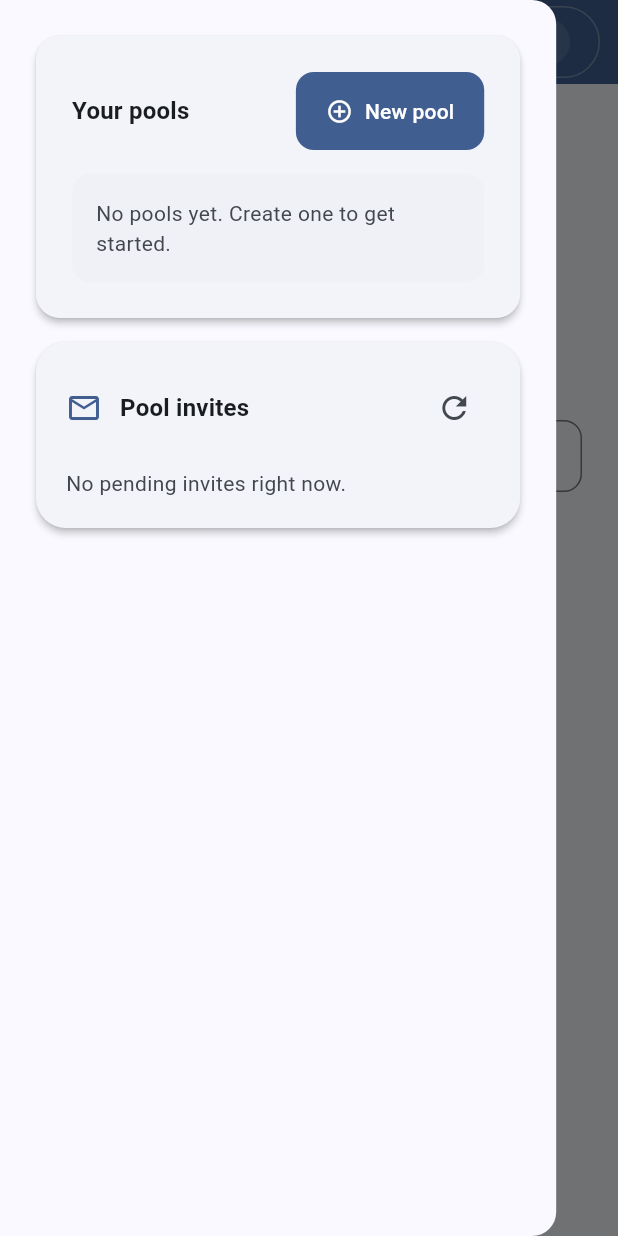
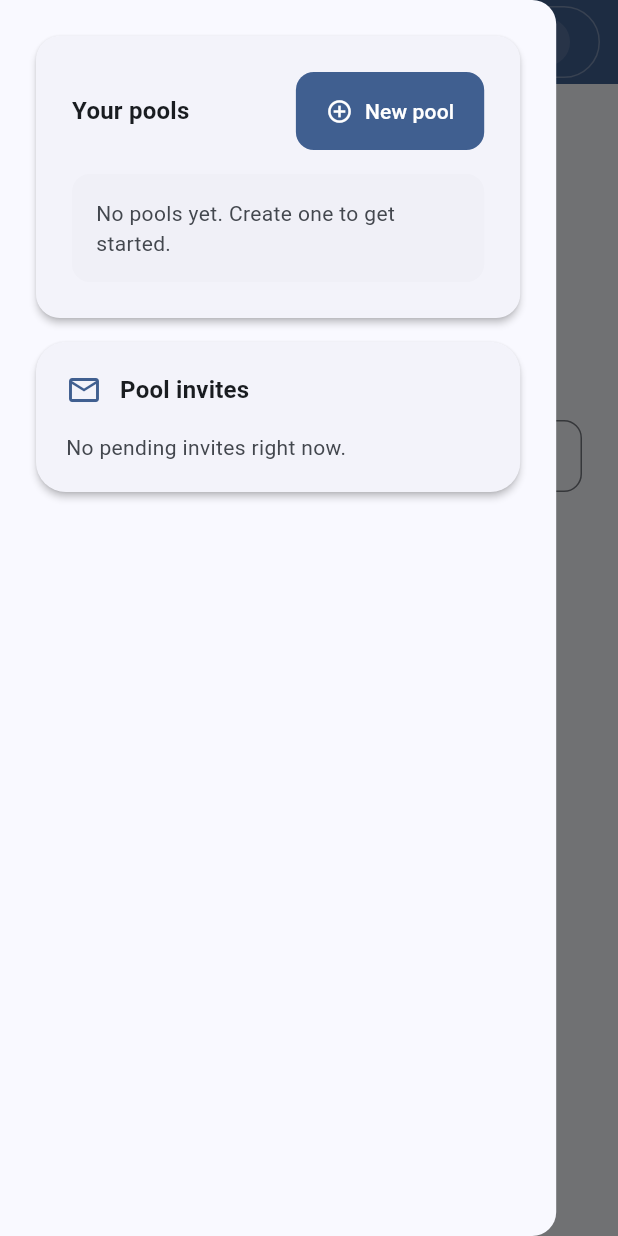
Before and after one commit to jjjacobsen/survivor-pool, a Flutter app: the HomePage screen opened directly with empty values, with the side drawer open, on a phone screen of 412 x 824 dp. Run offline on Flutter 3.47's test engine with Material 3 defaults, Android fonts, the phone set to English and light mode, and no system bars.

Commit message:
Revert "Add refresh button to pool for invites"
This reverts commit 046dbdc7e7b3dc0ba203766e7ee78c7666c04549.

```diff
--- a/frontend/survivor_pool/lib/features/pools/presentation/home_page.dart
+++ b/frontend/survivor_pool/lib/features/pools/presentation/home_page.dart
@@ -1509,12 +1509,6 @@ class _HomePageState extends State<HomePage> {
                   ),
                 ),
                 const Spacer(),
-                IconButton(
-                  onPressed: _isLoadingInvites ? null : () => _loadInvites(),
-                  icon: const Icon(Icons.refresh),
-                  tooltip: 'Reload invites',
-                ),
-                if (_isLoadingInvites) const SizedBox(width: 4),
                 if (_isLoadingInvites)
                   const SizedBox(
                     width: 18,
```
